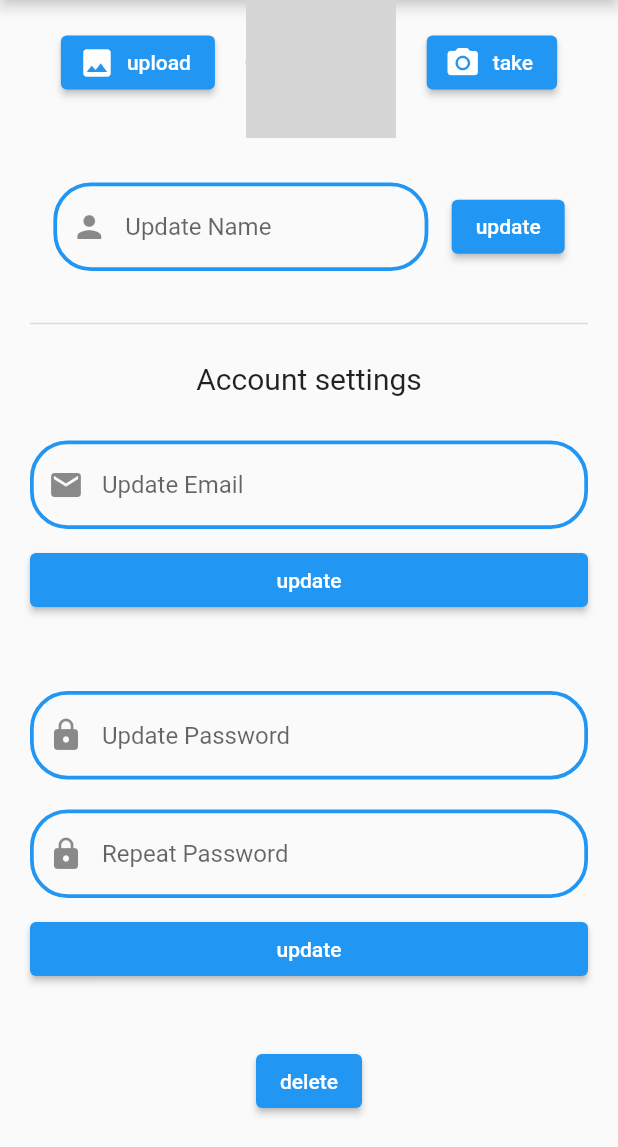
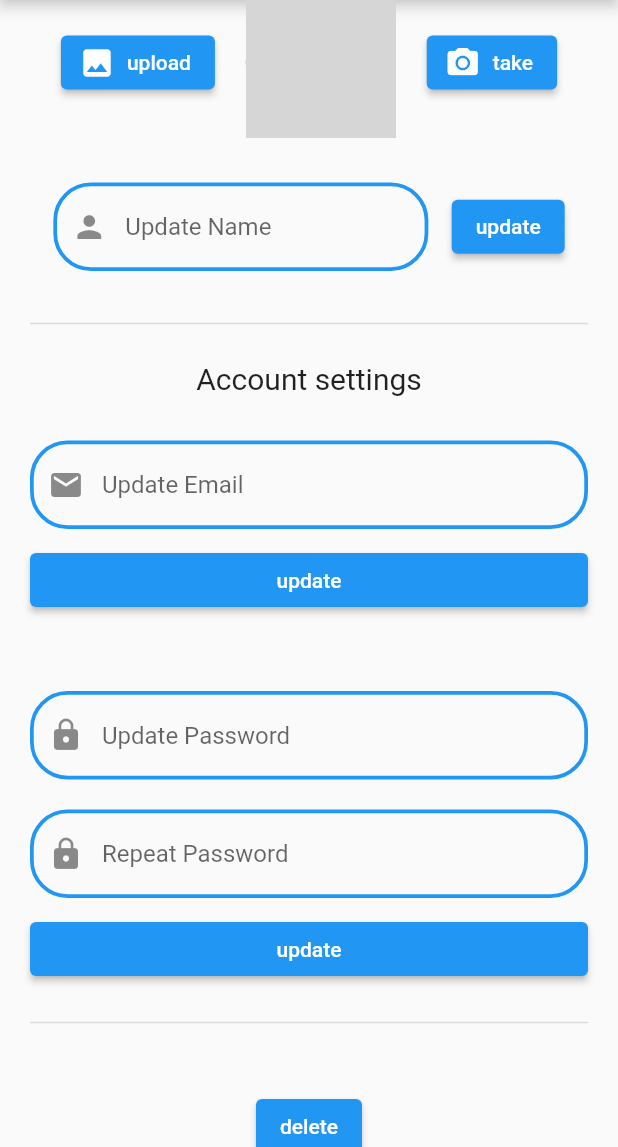
Before and after one commit to Petar81/Track-Bank-Expenses, a Flutter app: the Settings screen opened by its route, scrolled down 88 dp, on a phone screen of 412 x 824 dp, the part 89-1236 px from its top. Run offline on Flutter 3.47's test engine with Material 2 defaults, Android fonts, the phone set to English and light mode, and no system bars; our stand-ins replace charts_flutter, firebase_auth, firebase_core, firebase_database, firebase_storage, fl_chart and 2 more; accounts and stored records are empty; network calls fail; grey boxes are pictures that could not be loaded.

Commit message:
add divider before delete account section

```diff
--- a/lib/screens/settings.dart
+++ b/lib/screens/settings.dart
@@ -463,6 +463,13 @@ class _SettingsState extends State<Settings> {
                   ],
                 ),
                 const Padding(
+                  padding: EdgeInsets.symmetric(vertical: 10),
+                ),
+                const Divider(
+                  height: 10,
+                  thickness: 1,
+                ),
+                const Padding(
                   padding: EdgeInsets.symmetric(vertical: 20),
                 ),
                 ElevatedButton(
@@ -471,9 +478,7 @@ class _SettingsState extends State<Settings> {
                       _updatePassword2Key.currentState!.save();
                       () async {
                         try {
-                          await user!
-                              .delete(updatePassword2Controler.text.trim())
-                              .then((value) {
+                          await user!.delete().then((value) {
                             ScaffoldMessenger.of(context)
                               ..hideCurrentSnackBar()
                               ..showSnackBar(const SnackBar(
```
